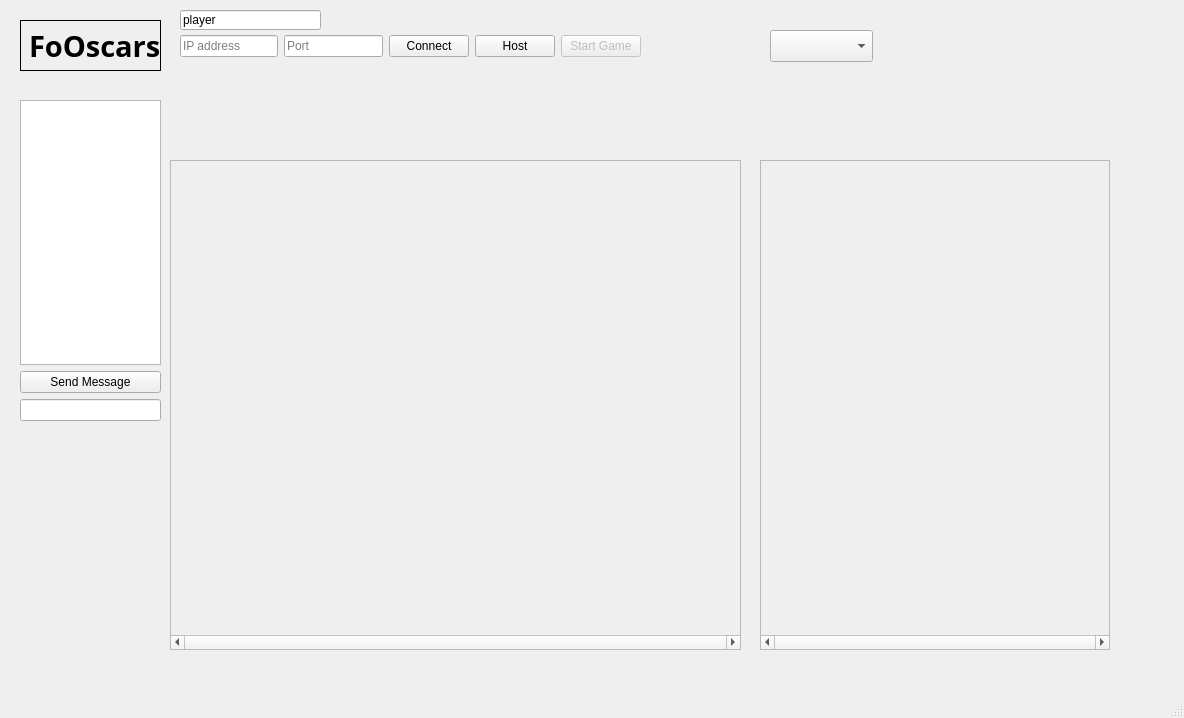
Qt form foOscars/mainwindow.ui (J-Sandhu/OscarsCardGame) before a commit.
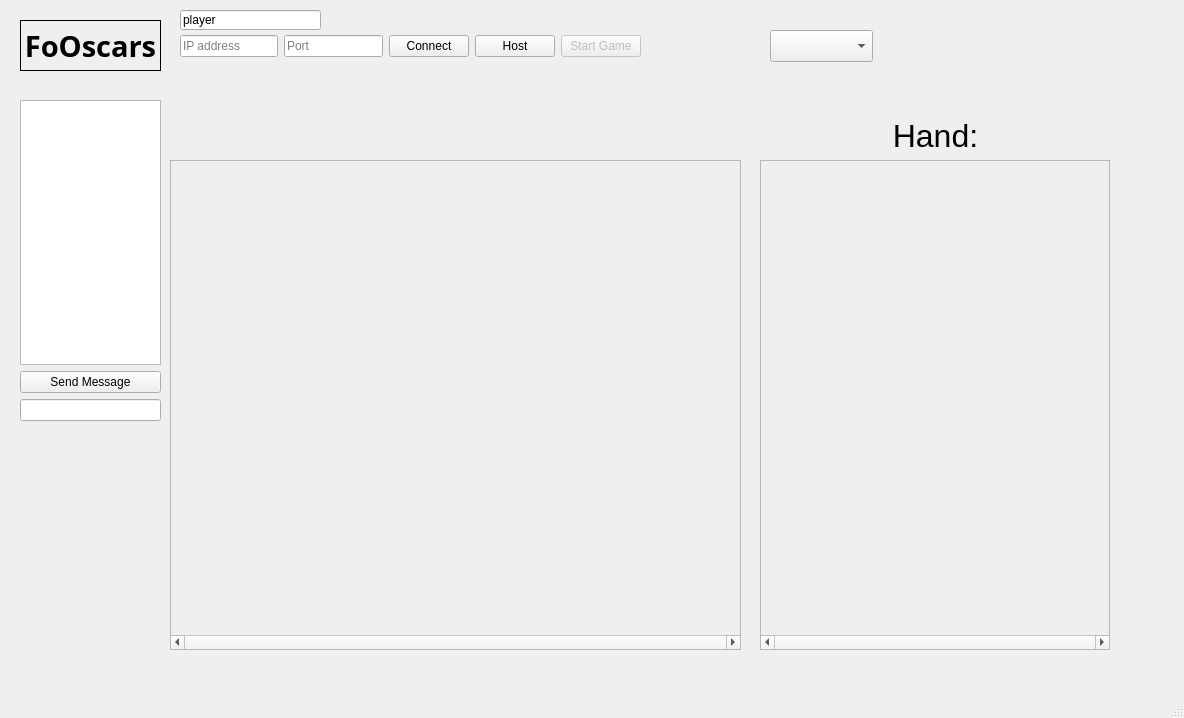
The same form after that commit.

Commit message: Added title to the window

```diff
--- a/foOscars/mainwindow.ui
+++ b/foOscars/mainwindow.ui
@@ -95,6 +95,9 @@
     <property name="scaledContents">
      <bool>false</bool>
     </property>
+    <property name="alignment">
+     <set>Qt::AlignCenter</set>
+    </property>
    </widget>
    <widget class="QWidget" name="verticalLayoutWidget">
     <property name="geometry">
@@ -184,12 +187,12 @@
    </widget>
    <widget class="QLabel" name="nomineeCountLabel">
     <property name="enabled">
-     <bool>false</bool>
+     <bool>true</bool>
     </property>
     <property name="geometry">
      <rect>
       <x>340</x>
-      <y>110</y>
+      <y>120</y>
       <width>261</width>
       <height>31</height>
      </rect>
@@ -202,6 +205,9 @@
     <property name="text">
      <string/>
     </property>
+    <property name="alignment">
+     <set>Qt::AlignCenter</set>
+    </property>
    </widget>
    <widget class="QScrollArea" name="handScrollArea">
     <property name="geometry">
@@ -232,6 +238,30 @@
      </property>
     </widget>
    </widget>
+   <widget class="QLabel" name="handLabel">
+    <property name="enabled">
+     <bool>true</bool>
+    </property>
+    <property name="geometry">
+     <rect>
+      <x>840</x>
+      <y>120</y>
+      <width>191</width>
+      <height>31</height>
+     </rect>
+    </property>
+    <property name="font">
+     <font>
+      <pointsize>24</pointsize>
+     </font>
+    </property>
+    <property name="text">
+     <string>Hand:</string>
+    </property>
+    <property name="alignment">
+     <set>Qt::AlignCenter</set>
+    </property>
+   </widget>
   </widget>
   <widget class="QMenuBar" name="menubar">
    <property name="geometry">
```
The commit also changes 3 other files.
